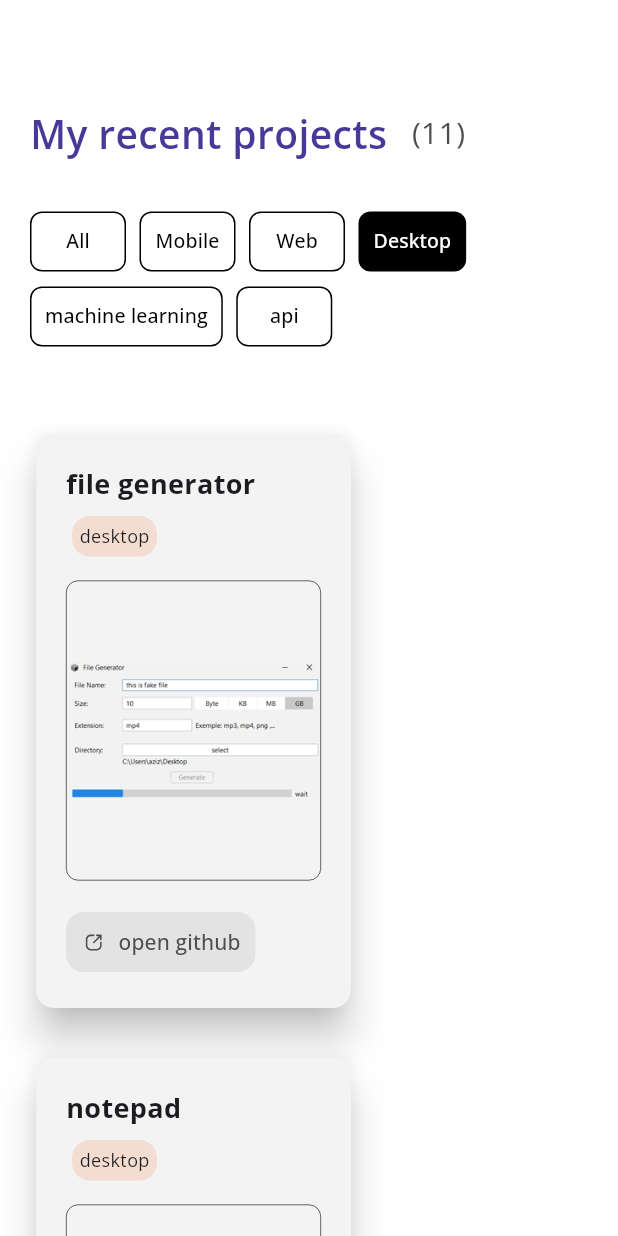
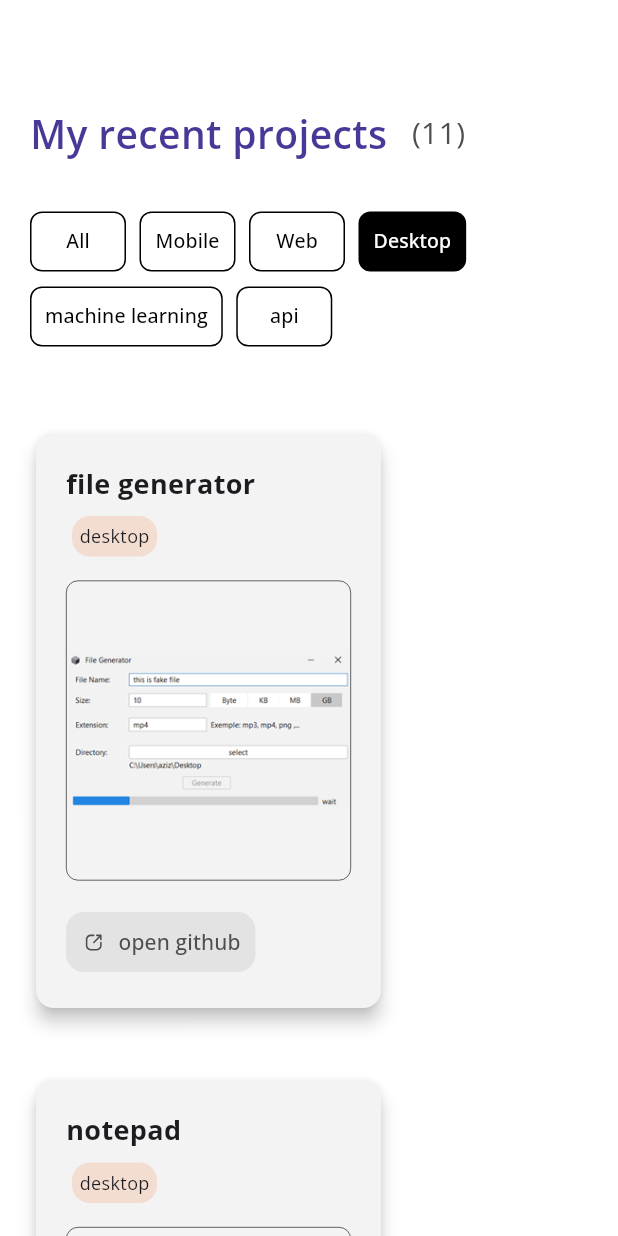
Before and after one commit to azizbalti82/self_portfolio_multiplatform, a Flutter app: the Projects widget shown alone on an empty page, opened directly, after a tap on "Mobile", after a tap on "Web", after a tap on "Desktop", on a phone screen of 412 x 824 dp. Run offline on Flutter 3.47's test engine with Material 3 defaults, Android fonts, the phone set to English and light mode, and no system bars; our stand-ins replace flutter_svg, google_fonts.

Commit message:
commited first release

```diff
--- a/lib/sections/projects.dart
+++ b/lib/sections/projects.dart
@@ -133,7 +133,7 @@ class Projects_state extends State<Projects> {
                       ) ,
                     ) :Wrap(
                   spacing: 35, // Horizontal space between items
-                  runSpacing: 25, // Vertical space between rows
+                  runSpacing: 40, // Vertical space between rows
                   alignment: WrapAlignment.start, // Align items at the start
                   children: projects
                       .where((project) => selected_filter == 'all' || project['types'].contains(selected_filter))
@@ -168,9 +168,9 @@ class ProjectCard extends StatelessWidget {
   Widget build(BuildContext context) {
     return Card(
       color: Theme.of(context).colorScheme.surfaceContainer,
-      elevation: 11,
+      elevation: 5,
       child: Container(
-        width: 170,
+        width: 190,
         margin: EdgeInsets.all(20),
         child: Column(
           mainAxisSize: MainAxisSize.min, // Ensures the card size adapts to content
```
